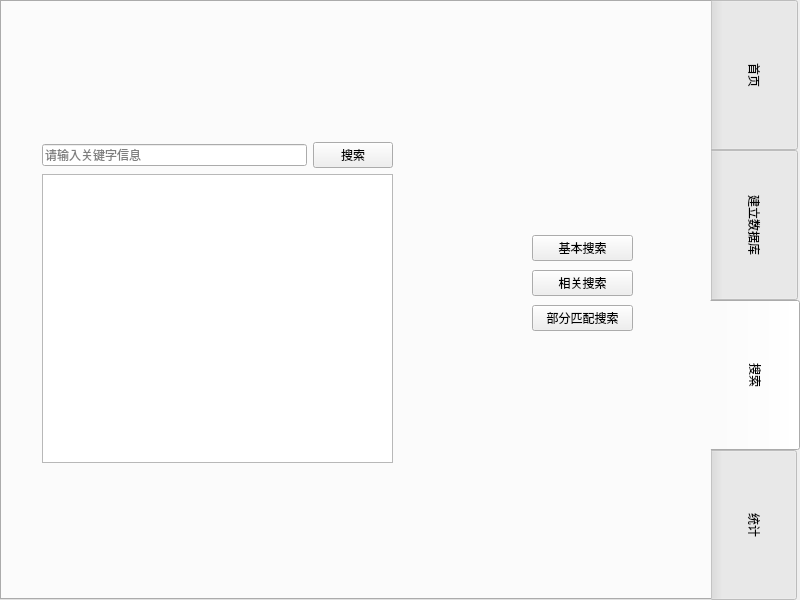
The window that mainui/mainwindow.ui (FeatherRed/DBLP-Management-System) describes before a commit, drawn with Qt 5.
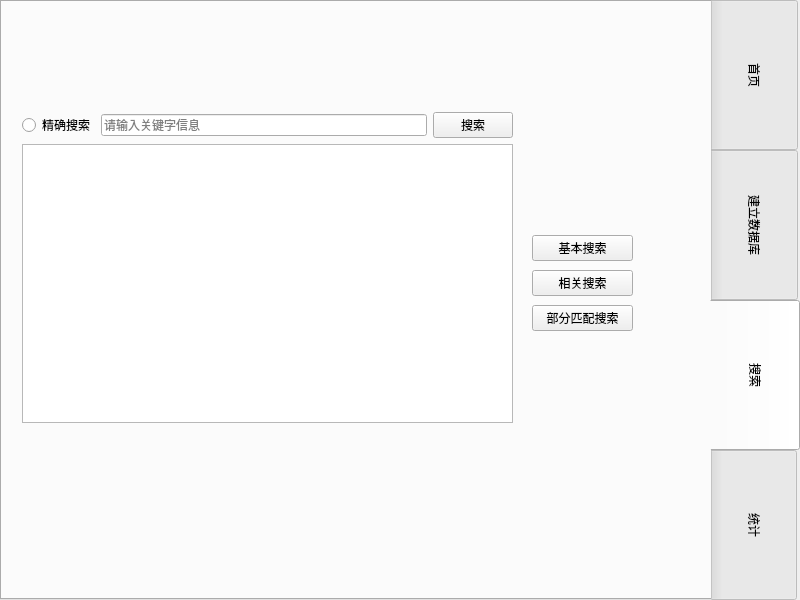
The same window after the commit. The open tabs and pages were chosen to show the change.

Commit message: 更新ui

What changed in the file:
```diff
--- a/mainui/mainwindow.ui
+++ b/mainui/mainwindow.ui
@@ -277,15 +277,22 @@
       <widget class="QWidget" name="layoutWidget_3">
        <property name="geometry">
         <rect>
-         <x>20</x>
-         <y>80</y>
-         <width>351</width>
-         <height>321</height>
+         <x>0</x>
+         <y>50</y>
+         <width>491</width>
+         <height>311</height>
         </rect>
        </property>
        <layout class="QVBoxLayout" name="verticalLayout_4">
         <item>
          <layout class="QHBoxLayout" name="horizontalLayout_3">
+          <item>
+           <widget class="QRadioButton" name="radioButton_particalsearch">
+            <property name="text">
+             <string>精确搜索</string>
+            </property>
+           </widget>
+          </item>
           <item>
            <widget class="QLineEdit" name="lineEdit_particalsearch">
             <property name="placeholderText">
@@ -303,7 +310,7 @@
          </layout>
         </item>
         <item>
-         <widget class="QPlainTextEdit" name="plainTextEdit_particalsearch"/>
+         <widget class="QTableView" name="tableView_particalsearch"/>
         </item>
        </layout>
       </widget>
```
